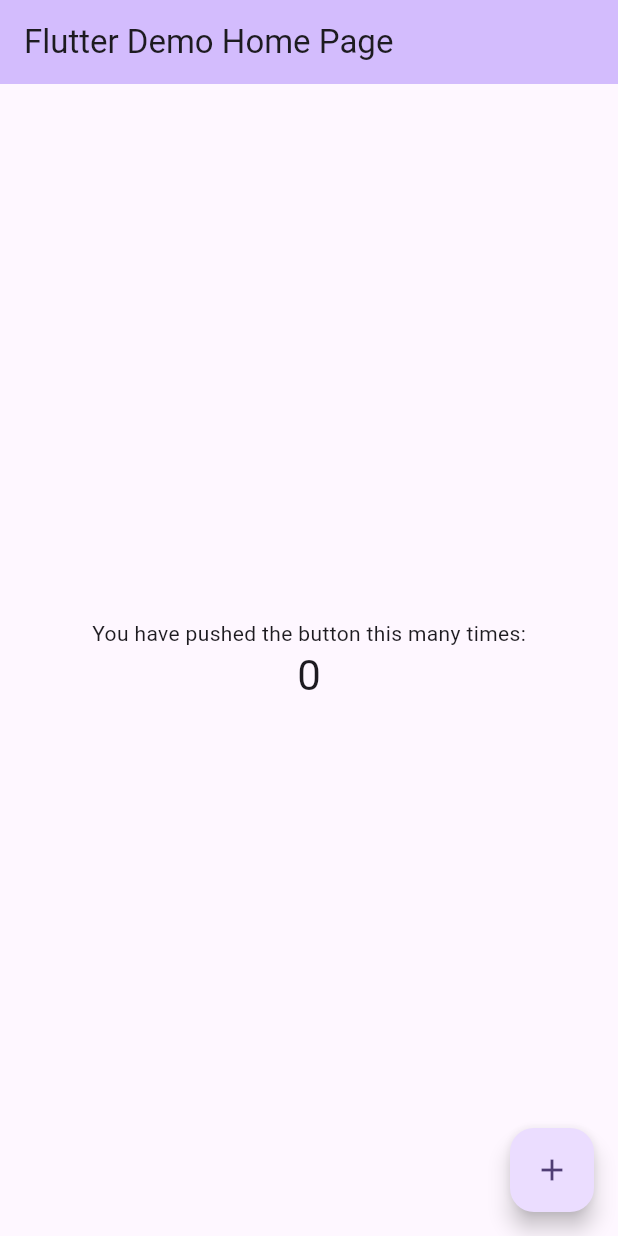
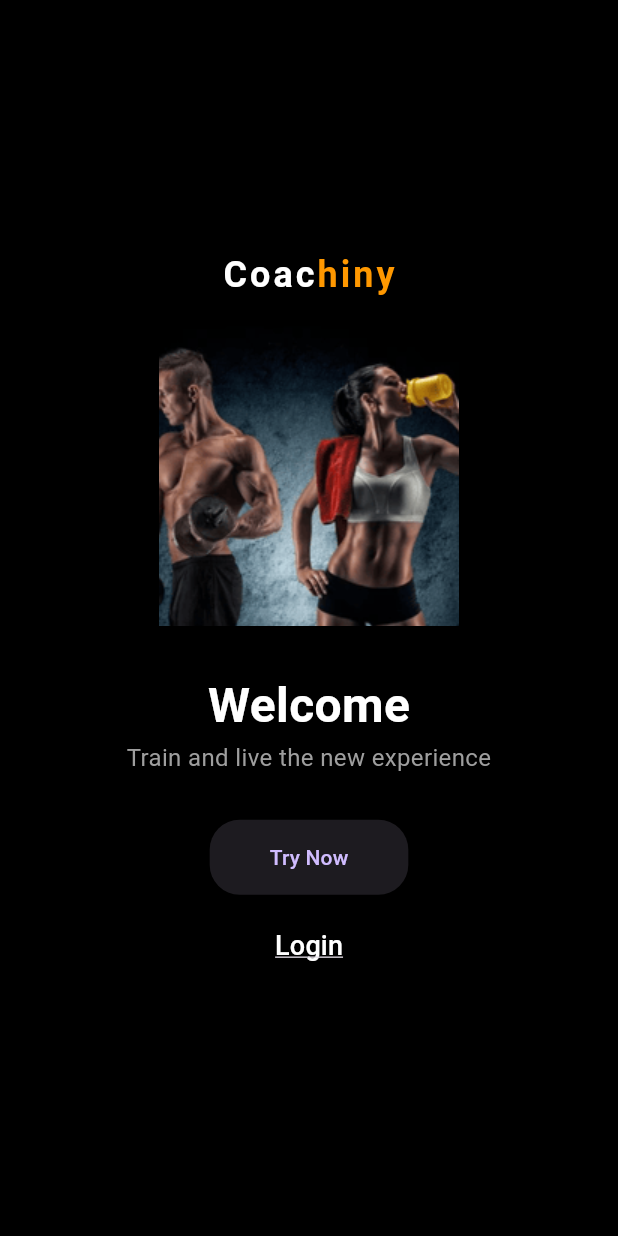
Before and after one commit to ZouaouiIheb12/Coachiny_app, a Flutter app: the screen it shows after launch, on a phone screen of 412 x 824 dp. Run offline on Flutter 3.47's test engine with Material 3 defaults, Android fonts, the phone set to English and light mode, and no system bars.

Commit message:
Page d'accueil

```diff
--- a/lib/main.dart
+++ b/lib/main.dart
@@ -1,125 +1,21 @@
 import 'package:flutter/material.dart';
+import 'views/page_accueil.dart'; // Importez la page d'accueil
 
 void main() {
-  runApp(const MyApp());
+  runApp(CoachinyApp());
 }
 
-class MyApp extends StatelessWidget {
-  const MyApp({super.key});
-
-  // This widget is the root of your application.
+class CoachinyApp extends StatelessWidget {
   @override
   Widget build(BuildContext context) {
     return MaterialApp(
-      title: 'Flutter Demo',
+      title: 'Coachiny',
       theme: ThemeData(
-        // This is the theme of your application.
-        //
-        // TRY THIS: Try running your application with "flutter run". You'll see
-        // the application has a purple toolbar. Then, without quitting the app,
-        // try changing the seedColor in the colorScheme below to Colors.green
-        // and then invoke "hot reload" (save your changes or press the "hot
-        // reload" button in a Flutter-supported IDE, or press "r" if you used
-        // the command line to start the app).
-        //
-        // Notice that the counter didn't reset back to zero; the application
-        // state is not lost during the reload. To reset the state, use hot
-        // restart instead.
-        //
-        // This works for code too, not just values: Most code changes can be
-        // tested with just a hot reload.
-        colorScheme: ColorScheme.fromSeed(seedColor: Colors.deepPurple),
-        useMaterial3: true,
+        primarySwatch: Colors.blue, // Couleur principale pour le thème
+        brightness: Brightness.dark, // Utilisez un thème sombre
       ),
-      home: const MyHomePage(title: 'Flutter Demo Home Page'),
+      home: PageAccueil(), // Définit la page d'accueil comme page principale
+      debugShowCheckedModeBanner: false, // Supprime l'étiquette "debug" en haut à droite
     );
   }
 }
-
-class MyHomePage extends StatefulWidget {
-  const MyHomePage({super.key, required this.title});
-
-  // This widget is the home page of your application. It is stateful, meaning
-  // that it has a State object (defined below) that contains fields that affect
-  // how it looks.
-
-  // This class is the configuration for the state. It holds the values (in this
-  // case the title) provided by the parent (in this case the App widget) and
-  // used by the build method of the State. Fields in a Widget subclass are
-  // always marked "final".
-
-  final String title;
-
-  @override
-  State<MyHomePage> createState() => _MyHomePageState();
-}
-
-class _MyHomePageState extends State<MyHomePage> {
-  int _counter = 0;
-
-  void _incrementCounter() {
-    setState(() {
-      // This call to setState tells the Flutter framework that something has
-      // changed in this State, which causes it to rerun the build method below
-      // so that the display can reflect the updated values. If we changed
-      // _counter without calling setState(), then the build method would not be
-      // called again, and so nothing would appear to happen.
-      _counter++;
-    });
-  }
-
-  @override
-  Widget build(BuildContext context) {
-    // This method is rerun every time setState is called, for instance as done
-    // by the _incrementCounter method above.
-    //
-    // The Flutter framework has been optimized to make rerunning build methods
-    // fast, so that you can just rebuild anything that needs updating rather
-    // than having to individually change instances of widgets.
-    return Scaffold(
-      appBar: AppBar(
-        // TRY THIS: Try changing the color here to a specific color (to
-        // Colors.amber, perhaps?) and trigger a hot reload to see the AppBar
-        // change color while the other colors stay the same.
-        backgroundColor: Theme.of(context).colorScheme.inversePrimary,
-        // Here we take the value from the MyHomePage object that was created by
-        // the App.build method, and use it to set our appbar title.
-        title: Text(widget.title),
-      ),
-      body: Center(
-        // Center is a layout widget. It takes a single child and positions it
-        // in the middle of the parent.
-        child: Column(
-          // Column is also a layout widget. It takes a list of children and
-          // arranges them vertically. By default, it sizes itself to fit its
-          // children horizontally, and tries to be as tall as its parent.
-          //
-          // Column has various properties to control how it sizes itself and
-          // how it positions its children. Here we use mainAxisAlignment to
-          // center the children vertically; the main axis here is the vertical
-          // axis because Columns are vertical (the cross axis would be
-          // horizontal).
-          //
-          // TRY THIS: Invoke "debug painting" (choose the "Toggle Debug Paint"
-          // action in the IDE, or press "p" in the console), to see the
-          // wireframe for each widget.
-          mainAxisAlignment: MainAxisAlignment.center,
-          children: <Widget>[
-            const Text(
-              'You have pushed the button this many times:',
-            ),
-            Text(
-              '$_counter',
-              style: Theme.of(context).textTheme.headlineMedium,
-            ),
-          ],
-        ),
-      ),
-      floatingActionButton: FloatingActionButton(
-        onPressed: _incrementCounter,
-        tooltip: 'Increment',
-        child: const Icon(Icons.add),
-      ), // This trailing comma makes auto-formatting nicer for build methods.
-    );
-  }
-}
--- /dev/null
+++ b/lib/viewmodels/accueil_view_model.dart
@@ -0,0 +1,11 @@
+class AccueilViewModel {
+  void onTryNowPressed() {
+
+    print("Try Now pressed");
+  }
+
+  void onLoginPressed() {
+
+    print("Login pressed");
+  }
+}
--- /dev/null
+++ b/lib/views/page_accueil.dart
@@ -0,0 +1,110 @@
+import 'package:flutter/material.dart';
+import '../viewmodels/accueil_view_model.dart';
+
+class PageAccueil extends StatelessWidget{
+   final AccueilViewModel viewModel = AccueilViewModel();
+
+  @override
+  Widget build(BuildContext context) {
+    return Scaffold(
+      backgroundColor: Colors.black,
+      body: SafeArea(
+        child: Center(
+          child: Column(
+            mainAxisAlignment: MainAxisAlignment.center,
+            children: [
+             RichText(
+  text: TextSpan(
+    children: [
+      TextSpan(
+        text: 'Coac',
+        style: TextStyle(
+          color: Colors.white,
+          fontSize: 24,
+          fontWeight: FontWeight.bold,
+          letterSpacing: 2.0,
+        ),
+      ),
+      TextSpan(
+        text: 'hiny',
+        style: TextStyle(
+          color: Colors.orange,
+          fontSize: 24,
+          fontWeight: FontWeight.bold,
+          letterSpacing: 2.0,
+        ),
+      ),
+    ],
+  ),
+)
+,
+              SizedBox(height: 20),
+
+              Container(
+                width: 200,
+                height: 200,
+                decoration:const BoxDecoration(
+                  image: DecorationImage(
+                    image: AssetImage('assets/silhouette.png'),
+                    fit: BoxFit.cover,
+                  ),
+                ),
+              ),
+              SizedBox(height: 30),
+
+              const   Text(
+                'Welcome',
+                style: TextStyle(
+                  color: Colors.white,
+                  fontSize: 32,
+                  fontWeight: FontWeight.bold,
+                ),
+              ),
+
+            const  Text(
+                'Train and live the new experience',
+                textAlign: TextAlign.center,
+                style: TextStyle(
+                  color: Colors.grey,
+                  fontSize: 16,
+                ),
+              ),
+              SizedBox(height: 30),
+              ElevatedButton(
+                onPressed: () {
+                  viewModel.onTryNowPressed();
+                },
+                style: ElevatedButton.styleFrom(
+                  iconColor: Colors.blue,
+                  padding: EdgeInsets.symmetric(horizontal: 40, vertical: 15),
+                  shape: RoundedRectangleBorder(
+                    borderRadius: BorderRadius.circular(20),
+                  ),
+                ),
+                child: const Text('Try Now'),
+                ),
+                SizedBox(height: 10),
+
+                TextButton(
+                onPressed: () {
+                  viewModel.onLoginPressed();
+                },
+                child: const Text(
+                  'Login',
+                  style: TextStyle(
+                    color: Colors.white,
+                    fontSize: 18,
+                    decoration: TextDecoration.underline,
+                  ),
+                ),
+              ),
+
+
+
+            ],
+          ),
+        ),
+        ),
+    );
+  }
+}
--- a/pubspec.yaml
+++ b/pubspec.yaml
@@ -31,7 +31,6 @@ dependencies:
   flutter:
     sdk: flutter
 
-
   # The following adds the Cupertino Icons font to your application.
   # Use with the CupertinoIcons class for iOS style icons.
   cupertino_icons: ^1.0.8
@@ -59,8 +58,8 @@ flutter:
   uses-material-design: true
 
   # To add assets to your application, add an assets section, like this:
-  # assets:
-  #   - images/a_dot_burr.jpeg
+  assets:
+     - assets/silhouette.png
   #   - images/a_dot_ham.jpeg
 
   # An image asset can refer to one or more resolution-specific "variants", see
```
Also changed, not shown: assets/silhouette.png (added).
